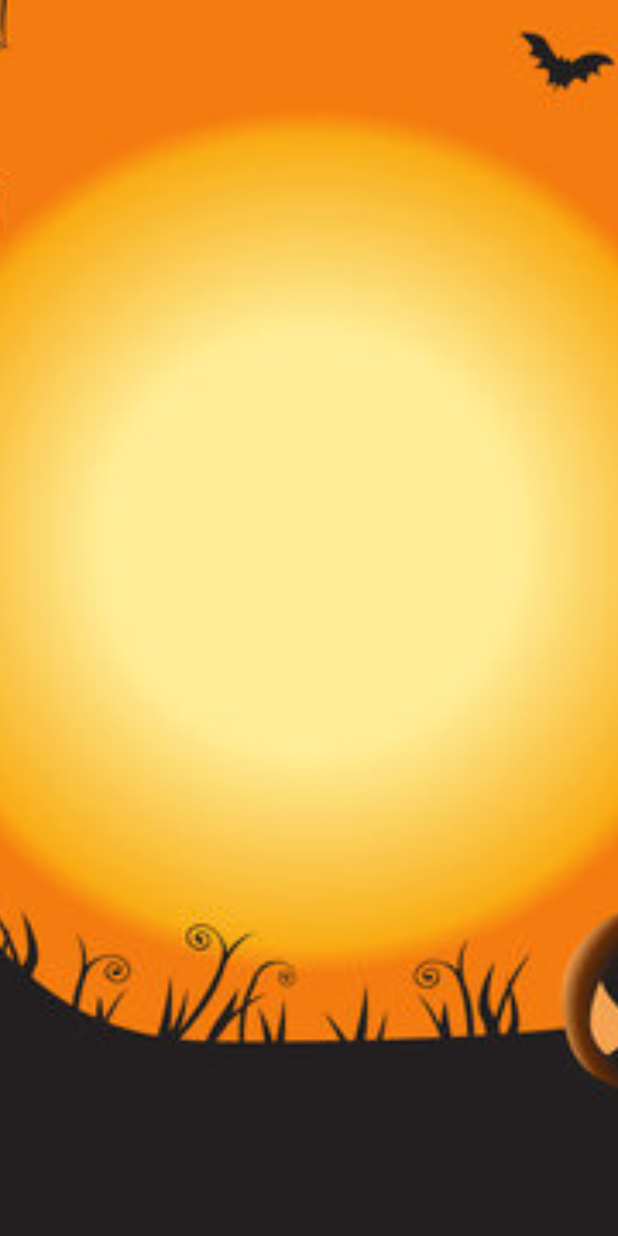
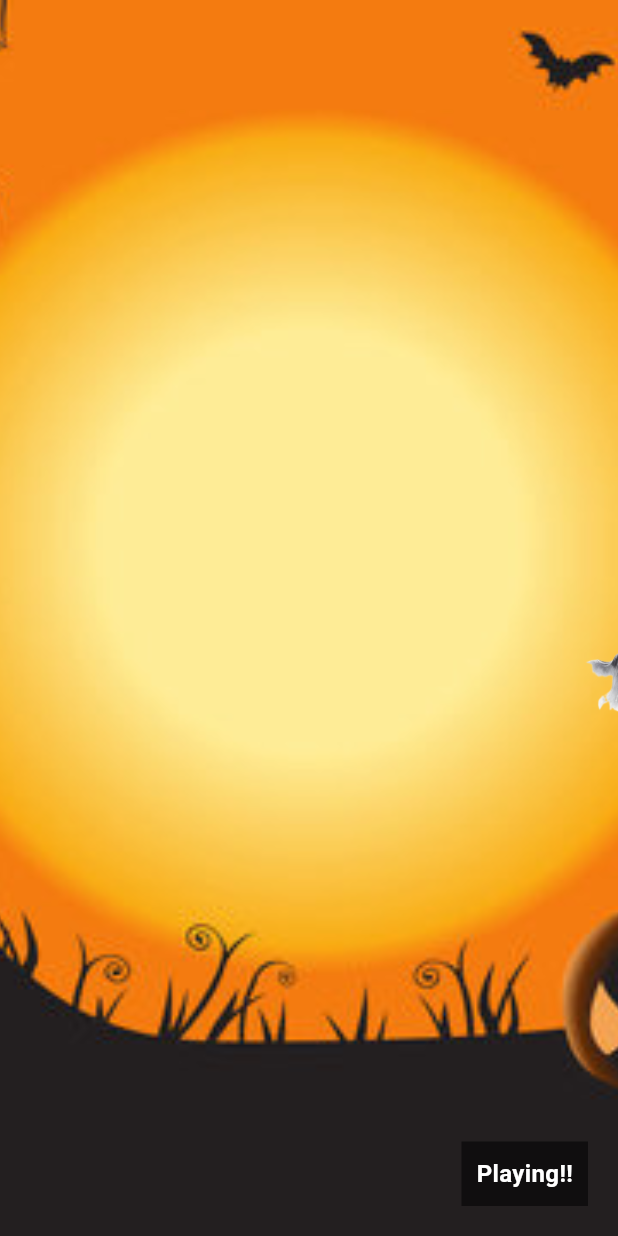
Before and after one commit to husainarib/MAD-Coding-Challenge-2, a Flutter app: the screen it shows after launch, on a phone screen of 412 x 824 dp. Run offline on Flutter 3.47's test engine with Material 3 defaults, Android fonts, the phone set to English and light mode, and no system bars; our stand-ins replace just_audio.

Commit message:
Added ability to tap the image and get a winner

```diff
--- a/lib/main.dart
+++ b/lib/main.dart
@@ -19,11 +19,13 @@ class _HalloweenGameState extends State<HalloweenApp> {
       _ghostLeft,
       _frTop,
       _frLeft;
-  String bat = "lib/img/bat.png";
-  String pk = "lib/img/pumpkin.png";
-  String ghost = "lib/img/ghost.png";
-  String fred = "lib/img/freddy.png";
+  final List<String> pictureList = ["lib/img/bat.png", "lib/img/pumpkin.png",
+    "lib/img/ghost.png", "lib/img/freddy.png"];
   late AudioPlayer _audioPlayer;
+  int winnerIndex = -1;
+  Random random = Random();
+  String textBoxString = "Playing!!";
+  bool isGameActive = true;
 
   @override
   void initState() {
@@ -31,11 +33,16 @@ class _HalloweenGameState extends State<HalloweenApp> {
     _audioPlayer = AudioPlayer();
     _playBackgroundMusic();
     _initializePosition();
+    _getWinnerIndex();
     Timer.periodic(Duration(seconds: 2), (timer) {
-      _moveBat();
-      _movePumpkin();
-      _moveGhost();
-      _moveFred();
+      if (!isGameActive) {
+        timer.cancel();
+      } else {
+        _moveBat();
+        _movePumpkin();
+        _moveGhost();
+        _moveFred();
+      }
     });
   }
 
@@ -62,7 +69,6 @@ class _HalloweenGameState extends State<HalloweenApp> {
 
   void _moveBat() {
     setState(() {
-      Random random = Random();
       _batTop = random.nextDouble() * 700;
       _batLeft = random.nextDouble() * 1500;
     });
@@ -70,7 +76,6 @@ class _HalloweenGameState extends State<HalloweenApp> {
 
   void _movePumpkin() {
     setState(() {
-      Random random = Random();
       _pkTop = random.nextDouble() * 700;
       _pkLeft = random.nextDouble() * 1500;
     });
@@ -78,7 +83,6 @@ class _HalloweenGameState extends State<HalloweenApp> {
 
   void _moveGhost() {
     setState(() {
-      Random random = Random();
       _ghostTop = random.nextDouble() * 700;
       _ghostLeft = random.nextDouble() * 1500;
     });
@@ -86,9 +90,30 @@ class _HalloweenGameState extends State<HalloweenApp> {
 
   void _moveFred() {
     setState(() {
-      Random random = Random();
       _frTop = random.nextDouble() * 700;
       _frLeft = random.nextDouble() * 1500;
+    });
+  }
+
+  void _getWinnerIndex() {
+    setState(() {
+      winnerIndex = random.nextInt(4);
+    });
+    print(winnerIndex);
+  }
+
+  void _checkIfWinnerIndex(int checkIndex) {
+    setState(() {
+      if (winnerIndex == checkIndex) {
+        textBoxString = "Winner!!";
+        _stopPicturesMovement();
+      }
+    });
+  }
+
+  void _stopPicturesMovement() {
+    setState(() {
+      isGameActive = false;
     });
   }
 
@@ -107,27 +132,55 @@ class _HalloweenGameState extends State<HalloweenApp> {
             top: _batTop,
             left: _batLeft,
             duration: const Duration(seconds: 2),
-            child: Image.asset(bat, width: 80),
+            child: GestureDetector(
+              onTap: () => _checkIfWinnerIndex(0),
+              child: Image.asset(pictureList[0], width: 80),
+            )
           ),
           AnimatedPositioned(
             top: _pkTop,
             left: _pkLeft,
             duration: const Duration(seconds: 2),
-            child: Image.asset(pk, width: 80),
+            child: GestureDetector(
+              onTap: () => _checkIfWinnerIndex(1),
+              child: Image.asset(pictureList[1], width: 80),
+            )
           ),
           //ghost
           AnimatedPositioned(
             top: _ghostTop,
             left: _ghostLeft,
             duration: const Duration(seconds: 2),
-            child: Image.asset(ghost, width: 80),
+            child: GestureDetector(
+              onTap: () => _checkIfWinnerIndex(2),
+              child: Image.asset(pictureList[2], width: 80),
+            )
           ),
           //freddy
           AnimatedPositioned(
             top: _frTop,
             left: _frLeft,
             duration: const Duration(seconds: 2),
-            child: Image.asset(fred, width: 80),
+            child: GestureDetector(
+              onTap: () => _checkIfWinnerIndex(3),
+              child: Image.asset(pictureList[3], width: 80),
+            )
+          ),
+          Positioned(
+            bottom: 20,
+            right: 20,
+            child: Container(
+              padding: EdgeInsets.all(10),
+              color: Colors.black54,
+              child: Text(
+                textBoxString,
+                style: TextStyle(
+                  color: Colors.white,
+                  fontSize: 16,
+                  fontWeight: FontWeight.bold,
+                ),
+              ),
+            ),
           ),
         ],
       ),
```
